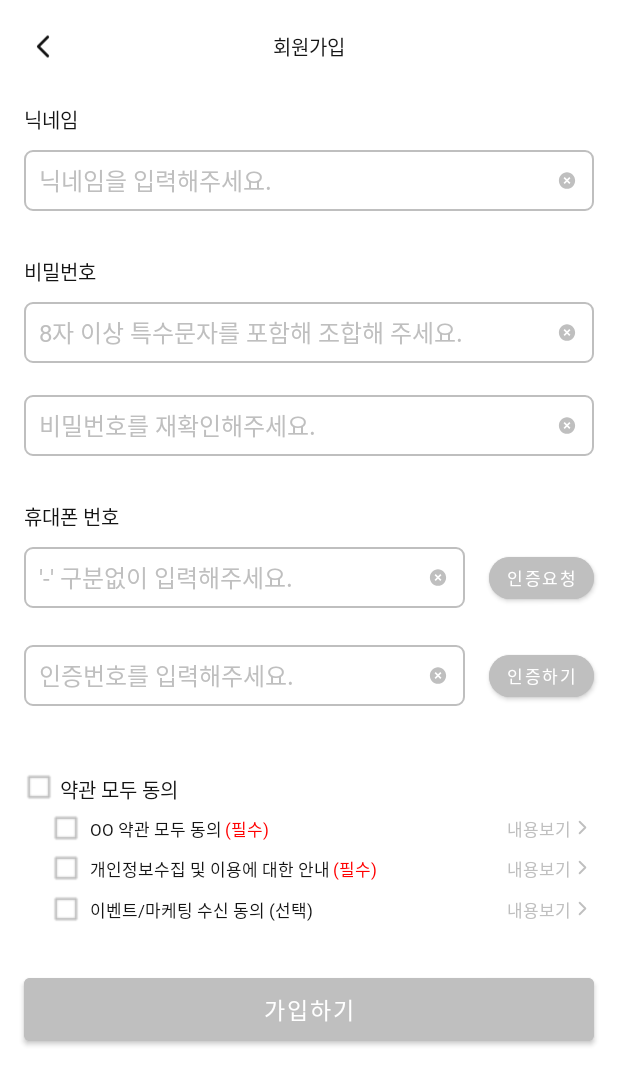
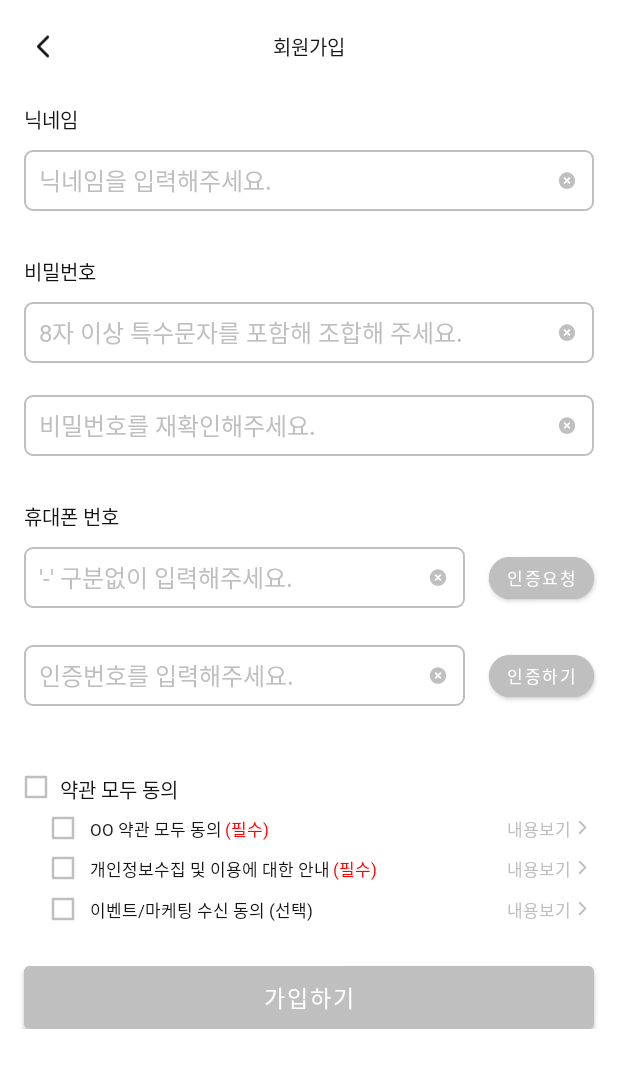
Before and after one commit to approval-please/approval-please-Android, an Android app: the layout fragment_join.xml on its own in the app's theme, with its tools: preview values and no code run, on a phone screen of 412 x 824 dp. Shown: the top 1085 px of the screen. Run offline under Robolectric (Android 15) with nearby library versions, the light colour scheme and no system bars; Roboto replaces fonts that are not available here.

Commit message:
Design: 회원가입 화면 UI 수정 체크박스 png -> svg로 수정 가입하기 버튼 아래 간격 띄우기

```diff
--- /dev/null
+++ b/app/src/main/res/drawable/login_activity_checked_box.xml
@@ -0,0 +1,9 @@
+<vector xmlns:android="http://schemas.android.com/apk/res/android"
+    android:width="16dp"
+    android:height="16dp"
+    android:viewportWidth="16"
+    android:viewportHeight="16">
+  <path
+      android:pathData="M1.333,0.5H14.667C14.888,0.5 15.1,0.588 15.256,0.744C15.412,0.9 15.5,1.112 15.5,1.333V14.667C15.5,14.888 15.412,15.1 15.256,15.256C15.1,15.412 14.888,15.5 14.667,15.5H1.333C1.112,15.5 0.9,15.412 0.744,15.256C0.588,15.1 0.5,14.888 0.5,14.667V1.333C0.5,1.112 0.588,0.9 0.744,0.744C0.9,0.588 1.112,0.5 1.333,0.5ZM7.169,11.333L13.061,5.441L11.882,4.262L7.169,8.977L4.812,6.619L3.633,7.798L7.169,11.333Z"
+      android:fillColor="#6C39FF"/>
+</vector>
--- /dev/null
+++ b/app/src/main/res/drawable/login_activity_unchecked_box.xml
@@ -0,0 +1,9 @@
+<vector xmlns:android="http://schemas.android.com/apk/res/android"
+    android:width="16dp"
+    android:height="16dp"
+    android:viewportWidth="16"
+    android:viewportHeight="16">
+  <path
+      android:pathData="M1.333,0.5H14.667C14.888,0.5 15.1,0.588 15.256,0.744C15.412,0.9 15.5,1.112 15.5,1.333V14.667C15.5,14.888 15.412,15.1 15.256,15.256C15.1,15.412 14.888,15.5 14.667,15.5H1.333C1.112,15.5 0.9,15.412 0.744,15.256C0.588,15.1 0.5,14.888 0.5,14.667V1.333C0.5,1.112 0.588,0.9 0.744,0.744C0.9,0.588 1.112,0.5 1.333,0.5ZM2.167,2.167V13.833H13.833V2.167H2.167Z"
+      android:fillColor="#BFBFBF"/>
+</vector>
--- a/app/src/main/res/layout/fragment_join.xml
+++ b/app/src/main/res/layout/fragment_join.xml
@@ -41,20 +41,31 @@
     </androidx.constraintlayout.widget.ConstraintLayout>
 
     <!--nickname-->
+    <ScrollView
+        android:layout_width="match_parent"
+        android:layout_height="wrap_content"
+        app:layout_constraintStart_toStartOf="parent"
+        app:layout_constraintEnd_toEndOf="parent"
+        app:layout_constraintTop_toBottomOf="@id/top_container"
+        android:layout_marginTop="23dp"
+        android:paddingBottom="24dp">
+
+        <androidx.constraintlayout.widget.ConstraintLayout
+            android:layout_width="match_parent"
+            android:layout_height="wrap_content">
 
             <TextView
                 android:id="@+id/nickname_text"
                 android:layout_width="wrap_content"
                 android:layout_height="wrap_content"
                 android:layout_marginStart="16dp"
-        android:layout_marginTop="23dp"
                 android:src="@drawable/join_fragment_nickname"
                 android:fontFamily="@font/medium"
                 android:textColor="@color/approval_please_black_color"
                 android:textSize="13sp"
                 android:text="닉네임"
                 app:layout_constraintStart_toStartOf="parent"
-        app:layout_constraintTop_toBottomOf="@+id/top_container" />
+                app:layout_constraintTop_toTopOf="parent"/>
 
             <EditText
                 android:id="@+id/nickname"
@@ -382,7 +393,8 @@
                 app:layout_constraintEnd_toEndOf="parent"
                 app:layout_constraintStart_toStartOf="parent"
                 app:layout_constraintTop_toBottomOf="@+id/phone"
-        app:layout_constraintEnd_toStartOf="@id/auth_check_button"/>
+                app:layout_constraintEnd_toStartOf="@id/auth_check_button"
+                />
 
 
             <com.google.android.material.button.MaterialButton
@@ -656,7 +668,7 @@
             </androidx.constraintlayout.widget.ConstraintLayout>
 
             <com.google.android.material.button.MaterialButton
-        android:layout_marginTop="22dp"
+                android:layout_marginTop="14dp"
                 android:id="@+id/join"
                 android:insetTop="0dp"
                 android:insetBottom="0dp"
@@ -670,5 +682,9 @@
                 app:layout_constraintEnd_toEndOf="parent"
                 app:layout_constraintStart_toStartOf="parent"
                 app:layout_constraintTop_toBottomOf="@id/constraintLayout"
-        android:backgroundTint="@color/approval_please_medium_gray_color"/>
+                android:backgroundTint="@color/approval_please_medium_gray_color" />
         </androidx.constraintlayout.widget.ConstraintLayout>
+
+    </ScrollView>
+
+</androidx.constraintlayout.widget.ConstraintLayout>
```
Also changed, not shown: app/src/main/res/drawable-v24/login_activity_checked_box.png (deleted), app/src/main/res/drawable-v24/login_activity_unchecked_box.png (deleted). Lines whose indentation alone changed are shown as unchanged.
